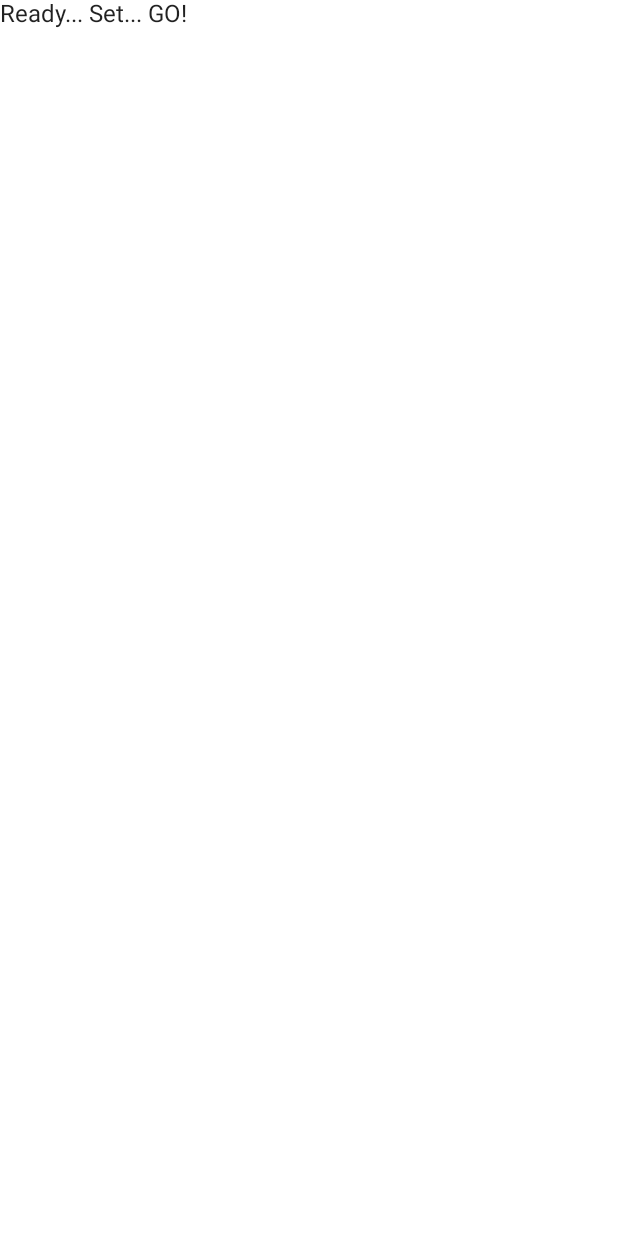
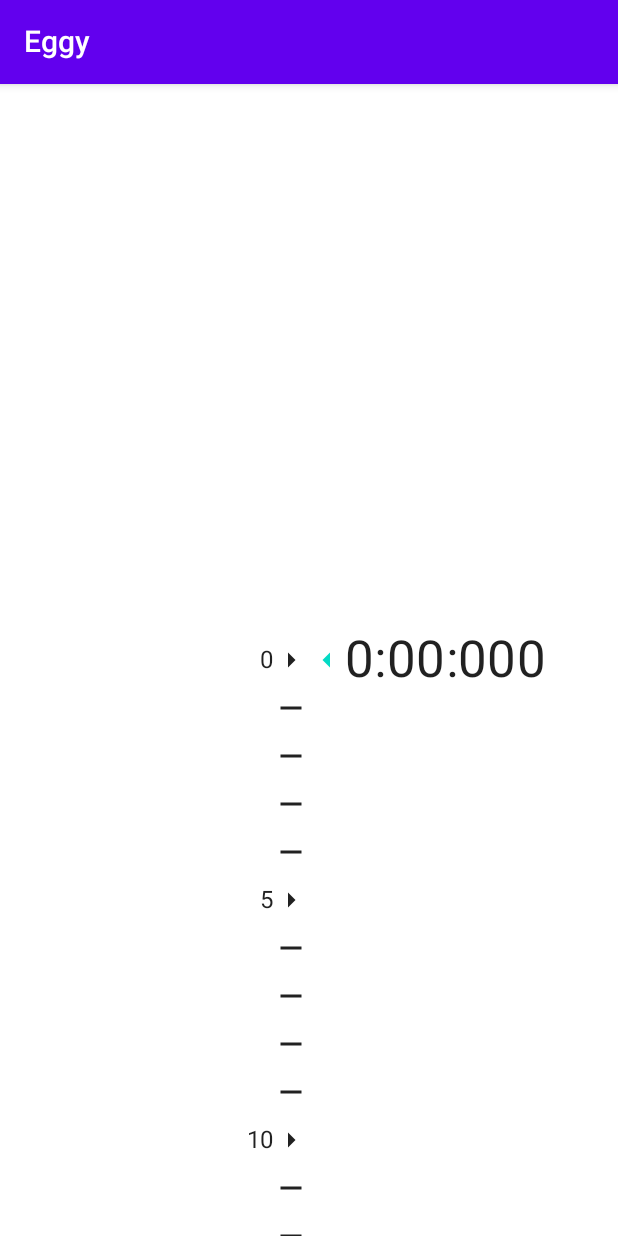
Before and after one commit to dandc87/Compose-Challenge-Countdown, an Android app built with Jetpack Compose: the screen it shows after launch (MainActivity), on a phone screen of 412 x 824 dp. Before the commit the screen is almost empty. Run offline under Robolectric (Android 15) with nearby library versions, the phone set to English and light mode, and no system bars.

```diff
--- a/app/build.gradle
+++ b/app/build.gradle
@@ -7,7 +7,7 @@ android {
     compileSdkVersion 30
 
     defaultConfig {
-        applicationId "com.example.androiddevchallenge"
+        applicationId "com.dandc87.eggy.androiddevchallenge"
         minSdkVersion 23
         targetSdkVersion 30
         versionCode 1
--- a/app/src/main/AndroidManifest.xml
+++ b/app/src/main/AndroidManifest.xml
@@ -11,7 +11,7 @@
   -->
 
 <manifest xmlns:android="http://schemas.android.com/apk/res/android"
-    package="com.example.androiddevchallenge">
+    package="com.dandc87.eggy">
 
     <application
         android:allowBackup="true"
@@ -20,7 +20,7 @@
         android:supportsRtl="true"
         android:theme="@style/Theme.AndroidDevChallenge">
         <activity
-            android:name="com.example.androiddevchallenge.MainActivity"
+            android:name=".MainActivity"
             android:label="@string/app_name"
             android:theme="@style/Theme.AndroidDevChallenge.NoActionBar">
             <intent-filter>
--- /dev/null
+++ b/app/src/main/java/com/dandc87/eggy/MainActivity.kt
@@ -0,0 +1,234 @@
+/*
+ * Copyright 2021 The Android Open Source Project
+ *
+ * Licensed under the Apache License, Version 2.0 (the "License");
+ * you may not use this file except in compliance with the License.
+ * You may obtain a copy of the License at
+ *
+ *     https://www.apache.org/licenses/LICENSE-2.0
+ *
+ * Unless required by applicable law or agreed to in writing, software
+ * distributed under the License is distributed on an "AS IS" BASIS,
+ * WITHOUT WARRANTIES OR CONDITIONS OF ANY KIND, either express or implied.
+ * See the License for the specific language governing permissions and
+ * limitations under the License.
+ */
+package com.dandc87.eggy
+
+import android.os.Bundle
+import androidx.activity.compose.setContent
+import androidx.appcompat.app.AppCompatActivity
+import androidx.compose.foundation.gestures.Orientation
+import androidx.compose.foundation.gestures.draggable
+import androidx.compose.foundation.gestures.rememberDraggableState
+import androidx.compose.foundation.layout.BoxWithConstraints
+import androidx.compose.foundation.layout.Column
+import androidx.compose.foundation.layout.Row
+import androidx.compose.foundation.layout.fillMaxHeight
+import androidx.compose.foundation.layout.fillMaxSize
+import androidx.compose.foundation.layout.fillMaxWidth
+import androidx.compose.foundation.layout.offset
+import androidx.compose.foundation.layout.requiredHeight
+import androidx.compose.foundation.layout.wrapContentHeight
+import androidx.compose.material.Icon
+import androidx.compose.material.MaterialTheme
+import androidx.compose.material.Scaffold
+import androidx.compose.material.Text
+import androidx.compose.material.TopAppBar
+import androidx.compose.material.icons.Icons
+import androidx.compose.material.icons.filled.ArrowLeft
+import androidx.compose.material.icons.filled.ArrowRight
+import androidx.compose.material.icons.filled.Remove
+import androidx.compose.runtime.Composable
+import androidx.compose.runtime.mutableStateOf
+import androidx.compose.runtime.remember
+import androidx.compose.runtime.withFrameMillis
+import androidx.compose.ui.Alignment
+import androidx.compose.ui.Modifier
+import androidx.compose.ui.platform.LocalDensity
+import androidx.compose.ui.res.stringResource
+import androidx.compose.ui.tooling.preview.Preview
+import androidx.compose.ui.unit.Dp
+import androidx.compose.ui.unit.dp
+import com.dandc87.eggy.ui.theme.MyTheme
+import kotlinx.coroutines.Job
+import kotlinx.coroutines.launch
+import kotlin.math.ceil
+import kotlin.math.floor
+import kotlin.math.roundToInt
+
+class MainActivity : AppCompatActivity() {
+    override fun onCreate(savedInstanceState: Bundle?) {
+        super.onCreate(savedInstanceState)
+        setContent {
+            MyTheme {
+                MyApp()
+            }
+        }
+    }
+}
+
+// Start building your app here!
+@Composable
+fun MyApp(
+    tickSpacing: Dp = 32.dp,
+    millisPerTick: Int = 1000 * 60,
+) {
+    val tickSpacingPx = with(LocalDensity.current) { tickSpacing.toPx() }
+    val countdownMillis = remember { mutableStateOf(0) }
+    val currentCountdown = remember { mutableStateOf<Job?>(null) }
+
+    val dragState = rememberDraggableState(
+        onDelta = {
+            val deltaInTicks = (it / tickSpacingPx)
+            val deltaInMillis = millisPerTick * deltaInTicks
+            countdownMillis.value = countdownMillis.value + deltaInMillis.roundToInt()
+        }
+    )
+    Scaffold(
+        topBar = {
+            TopAppBar(
+                title = {
+                    Text(text = stringResource(id = R.string.app_name))
+                },
+            )
+        },
+        content = {
+            Row(
+                verticalAlignment = Alignment.CenterVertically,
+                modifier = Modifier
+                    .fillMaxSize()
+                    .draggable(
+                        state = dragState,
+                        orientation = Orientation.Vertical,
+                        reverseDirection = true,
+                        startDragImmediately = true,
+                        onDragStarted = {
+                            currentCountdown.value?.cancel()
+                        },
+                        onDragStopped = { v ->
+                            currentCountdown.value = launch {
+                                val startTime = withFrameMillis { it }
+                                val startCountdown = countdownMillis.value
+                                do {
+                                    val delta = withFrameMillis { it } - startTime
+                                    countdownMillis.value = (startCountdown - delta.toInt())
+                                        .coerceAtLeast(0)
+                                } while (countdownMillis.value > 0)
+                            }
+                        },
+                    ),
+            ) {
+                EggTimer(
+                    tickSpacing = tickSpacing,
+                    millisPerTick = millisPerTick,
+                    milliseconds = countdownMillis.value,
+                    modifier = Modifier
+                        .fillMaxWidth(0.5f)
+                        .fillMaxHeight()
+                )
+                Icon(
+                    imageVector = Icons.Default.ArrowLeft,
+                    contentDescription = null,
+                    tint = MaterialTheme.colors.secondary,
+                )
+                Text(
+                    text = formatTime(countdownMillis.value.coerceAtLeast(0)),
+                    style = MaterialTheme.typography.h4,
+                )
+            }
+        }
+    )
+}
+
+private fun formatTime(durationMillis: Int): String {
+    val minutes = durationMillis / 60_000
+    val seconds = (durationMillis % 60_000) / 1000
+    val millis = durationMillis % 60_000 % 1000
+    return String.format("%d:%02d:%03d", minutes, seconds, millis)
+}
+
+@Composable
+private fun EggTimer(
+    milliseconds: Int,
+    millisPerTick: Int,
+    tickSpacing: Dp,
+    modifier: Modifier = Modifier,
+) {
+    val yDelta: Dp = (tickSpacing * milliseconds / millisPerTick)
+    BoxWithConstraints(
+        modifier = modifier,
+        contentAlignment = Alignment.TopEnd,
+    ) {
+        val midHeight = maxHeight / 2
+        val centeredYDelta = midHeight - yDelta
+        val offset = centeredYDelta - (tickSpacing / 2)
+        val numTicks: Int = ceil(maxHeight / tickSpacing).roundToInt()
+        val firstTick: Float = if (centeredYDelta >= 0.dp) {
+            0f
+        } else {
+            -centeredYDelta / tickSpacing
+        }
+        val invisibleTicks = tickSpacing * floor(firstTick)
+        Column(
+            horizontalAlignment = Alignment.End,
+            modifier = Modifier
+                .wrapContentHeight(unbounded = true, align = Alignment.Top)
+                .offset(y = offset + invisibleTicks)
+        ) {
+            repeat(numTicks + 1) { index ->
+                val tick = index + floor(firstTick).roundToInt()
+                if (tick % 5 == 0) {
+                    BigTick(
+                        name = tick.toString(),
+                        spacing = tickSpacing,
+                    )
+                } else {
+                    SmallTick(spacing = tickSpacing)
+                }
+            }
+        }
+    }
+}
+
+@Composable
+private fun BigTick(
+    name: String,
+    spacing: Dp,
+) {
+    Row(
+        verticalAlignment = Alignment.CenterVertically,
+        modifier = Modifier.requiredHeight(spacing),
+    ) {
+        Text(text = name)
+        Icon(imageVector = Icons.Default.ArrowRight, contentDescription = null)
+    }
+}
+
+@Composable
+private fun SmallTick(
+    spacing: Dp,
+) {
+    Row(
+        verticalAlignment = Alignment.CenterVertically,
+        modifier = Modifier.requiredHeight(spacing),
+    ) {
+        Icon(imageVector = Icons.Default.Remove, contentDescription = null)
+    }
+}
+
+@Preview("Light Theme", widthDp = 360, heightDp = 640)
+@Composable
+fun LightPreview() {
+    MyTheme {
+        MyApp()
+    }
+}
+
+@Preview("Dark Theme", widthDp = 360, heightDp = 640)
+@Composable
+fun DarkPreview() {
+    MyTheme(darkTheme = true) {
+        MyApp()
+    }
+}
--- a/app/src/main/java/com/example/androiddevchallenge/ui/theme/Shape.kt
+++ b/app/src/main/java/com/dandc87/eggy/ui/theme/Color.kt
@@ -13,14 +13,11 @@
  * See the License for the specific language governing permissions and
  * limitations under the License.
  */
-package com.example.androiddevchallenge.ui.theme
+package com.dandc87.eggy.ui.theme
 
-import androidx.compose.foundation.shape.RoundedCornerShape
-import androidx.compose.material.Shapes
-import androidx.compose.ui.unit.dp
+import androidx.compose.ui.graphics.Color
 
-val shapes = Shapes(
-    small = RoundedCornerShape(4.dp),
-    medium = RoundedCornerShape(4.dp),
-    large = RoundedCornerShape(0.dp)
-)
+val purple200 = Color(0xFFBB86FC)
+val purple500 = Color(0xFF6200EE)
+val purple700 = Color(0xFF3700B3)
+val teal200 = Color(0xFF03DAC5)
--- a/app/src/main/java/com/example/androiddevchallenge/ui/theme/Color.kt
+++ b/app/src/main/java/com/dandc87/eggy/ui/theme/Shape.kt
@@ -13,11 +13,14 @@
  * See the License for the specific language governing permissions and
  * limitations under the License.
  */
-package com.example.androiddevchallenge.ui.theme
+package com.dandc87.eggy.ui.theme
 
-import androidx.compose.ui.graphics.Color
+import androidx.compose.foundation.shape.RoundedCornerShape
+import androidx.compose.material.Shapes
+import androidx.compose.ui.unit.dp
 
-val purple200 = Color(0xFFBB86FC)
-val purple500 = Color(0xFF6200EE)
-val purple700 = Color(0xFF3700B3)
-val teal200 = Color(0xFF03DAC5)
+val shapes = Shapes(
+    small = RoundedCornerShape(4.dp),
+    medium = RoundedCornerShape(4.dp),
+    large = RoundedCornerShape(0.dp)
+)
--- a/app/src/main/java/com/example/androiddevchallenge/ui/theme/Theme.kt
+++ b/app/src/main/java/com/dandc87/eggy/ui/theme/Theme.kt
@@ -13,7 +13,7 @@
  * See the License for the specific language governing permissions and
  * limitations under the License.
  */
-package com.example.androiddevchallenge.ui.theme
+package com.dandc87.eggy.ui.theme
 
 import androidx.compose.foundation.isSystemInDarkTheme
 import androidx.compose.material.MaterialTheme
--- a/app/src/main/java/com/example/androiddevchallenge/ui/theme/Type.kt
+++ b/app/src/main/java/com/dandc87/eggy/ui/theme/Type.kt
@@ -13,7 +13,7 @@
  * See the License for the specific language governing permissions and
  * limitations under the License.
  */
-package com.example.androiddevchallenge.ui.theme
+package com.dandc87.eggy.ui.theme
 
 import androidx.compose.material.Typography
 import androidx.compose.ui.text.TextStyle
--- a/app/src/main/java/com/example/androiddevchallenge/MainActivity.kt
+++ /dev/null
@@ -1,61 +0,0 @@
-/*
- * Copyright 2021 The Android Open Source Project
- *
- * Licensed under the Apache License, Version 2.0 (the "License");
- * you may not use this file except in compliance with the License.
- * You may obtain a copy of the License at
- *
- *     https://www.apache.org/licenses/LICENSE-2.0
- *
- * Unless required by applicable law or agreed to in writing, software
- * distributed under the License is distributed on an "AS IS" BASIS,
- * WITHOUT WARRANTIES OR CONDITIONS OF ANY KIND, either express or implied.
- * See the License for the specific language governing permissions and
- * limitations under the License.
- */
-package com.example.androiddevchallenge
-
-import android.os.Bundle
-import androidx.activity.compose.setContent
-import androidx.appcompat.app.AppCompatActivity
-import androidx.compose.material.MaterialTheme
-import androidx.compose.material.Surface
-import androidx.compose.material.Text
-import androidx.compose.runtime.Composable
-import androidx.compose.ui.tooling.preview.Preview
-import com.example.androiddevchallenge.ui.theme.MyTheme
-
-class MainActivity : AppCompatActivity() {
-    override fun onCreate(savedInstanceState: Bundle?) {
-        super.onCreate(savedInstanceState)
-        setContent {
-            MyTheme {
-                MyApp()
-            }
-        }
-    }
-}
-
-// Start building your app here!
-@Composable
-fun MyApp() {
-    Surface(color = MaterialTheme.colors.background) {
-        Text(text = "Ready... Set... GO!")
-    }
-}
-
-@Preview("Light Theme", widthDp = 360, heightDp = 640)
-@Composable
-fun LightPreview() {
-    MyTheme {
-        MyApp()
-    }
-}
-
-@Preview("Dark Theme", widthDp = 360, heightDp = 640)
-@Composable
-fun DarkPreview() {
-    MyTheme(darkTheme = true) {
-        MyApp()
-    }
-}
--- a/app/src/main/res/values/strings.xml
+++ b/app/src/main/res/values/strings.xml
@@ -9,5 +9,5 @@
       or implied. See the License for the specific language governing permissions and limitations under
       the License.
       -->
-    <string name="app_name">AndroidDevChallenge</string>
+    <string name="app_name">Eggy</string>
 </resources>
--- a/settings.gradle
+++ b/settings.gradle
@@ -1,2 +1,2 @@
-rootProject.name = "AndroidDevChallenge"
+rootProject.name = "Compose-Challenge-Countdown"
 include ':app'
```
Also changed, not shown: 2 other files.
